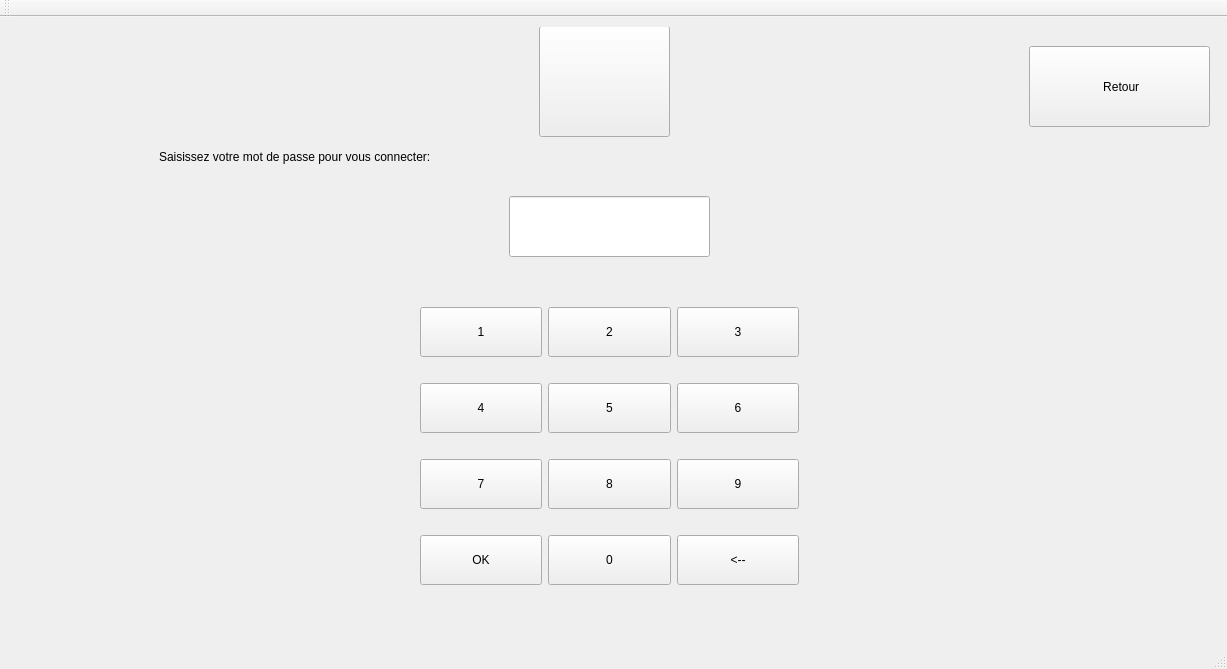
This is tp_note/mainwindow.ui in zatteo/ecluse as Qt 5 draws it before an edit. The edited form follows.
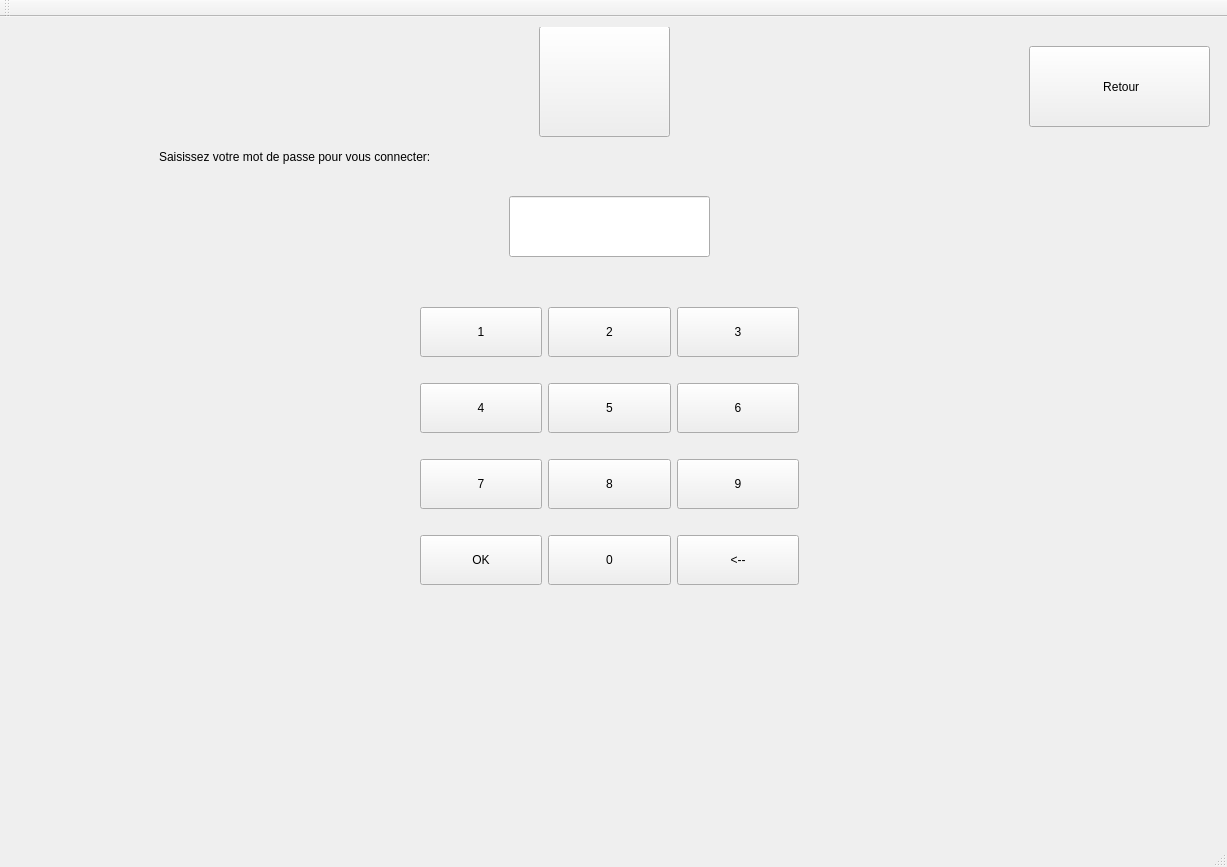
This is the edited form. The open tabs and pages were chosen to show the change. Icons and pictures are not drawn.

Patch:
```diff
--- a/tp_note/mainwindow.ui
+++ b/tp_note/mainwindow.ui
@@ -7,7 +7,7 @@
     <x>0</x>
     <y>0</y>
     <width>1227</width>
-    <height>669</height>
+    <height>867</height>
    </rect>
   </property>
   <property name="windowTitle">
```
Left out of the diff: 2 changed lines with no effect on the pictures.
